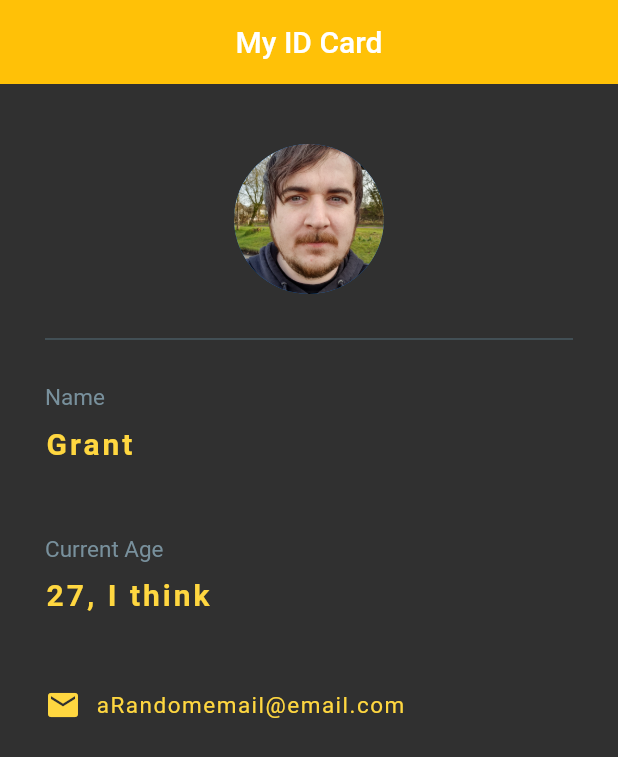
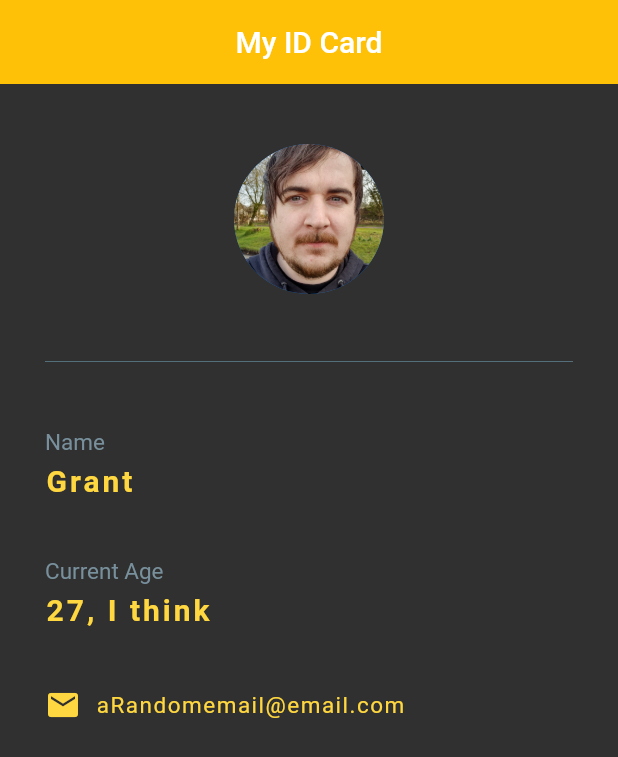
Before and after one commit to Grant-Shaw/Flutter-Practice-App, a Flutter app: the screen it shows after launch, on a phone screen of 412 x 824 dp. Shown: the top 757 px of the screen. Run offline on Flutter 3.47's test engine with Material 2 defaults, Android fonts, the phone set to English and light mode, and no system bars.

Commit message:
Moved all stuff around looks nice

```diff
--- a/lib/main.dart
+++ b/lib/main.dart
@@ -27,7 +27,7 @@ class IdCard extends StatelessWidget{
               ),
             ),
             Divider(
-              height: 60,
+              height: 90,
               color: Colors.blueGrey[600],
             ),
             Text('Name',
@@ -36,7 +36,7 @@ class IdCard extends StatelessWidget{
               fontSize: 15,
             )
             ),
-            SizedBox(height: 10.0),
+            SizedBox(height: 5.0),
             Text(
                 'Grant',
                 style: TextStyle(
@@ -46,14 +46,14 @@ class IdCard extends StatelessWidget{
                 fontSize: 20,
               ),
             ),
-            SizedBox(height: 50),
+            SizedBox(height: 40),
             Text('Current Age',
             style: TextStyle(
               color: Colors.blueGrey[400],
               fontSize: 15,
             )
             ),
-            SizedBox(height: 10.0),
+            SizedBox(height: 5.0),
             Text(
               '27, I think',
               style: TextStyle(
@@ -63,7 +63,7 @@ class IdCard extends StatelessWidget{
                 fontSize: 20,
               ),
             ),
-            SizedBox(height: 50.0),
+            SizedBox(height: 40.0),
             Row(
               children: <Widget>[
               Icon(
```
